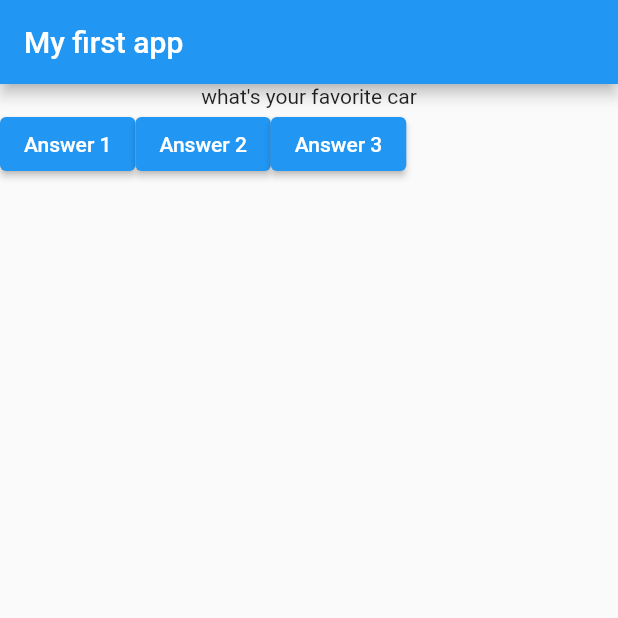
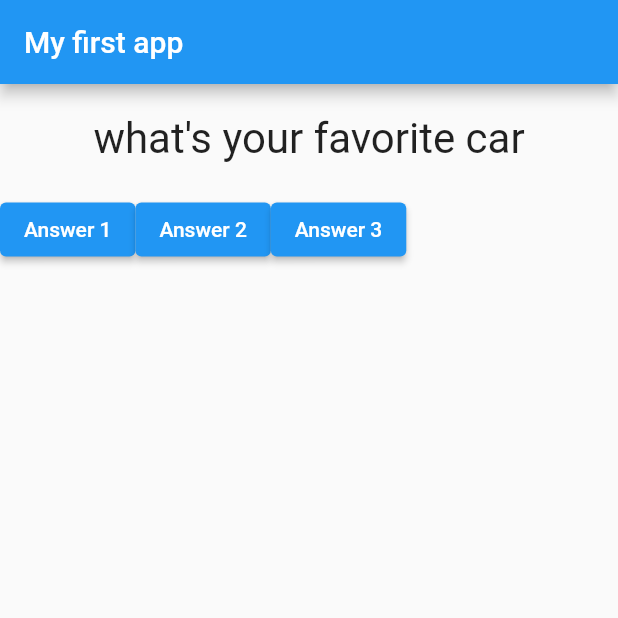
Before and after one commit to Yazeed2-learning/flutter, a Flutter app: the screen it shows after launch, on a phone screen of 412 x 824 dp, the top half of it. Run offline on Flutter 3.47's test engine with Material 2 defaults, Android fonts, the light colour scheme and no system bars.

Commit message:
created styling for qustions widget

```diff
--- a/lib/Question.dart
+++ b/lib/Question.dart
@@ -1,11 +1,20 @@
 import 'package:flutter/material.dart';
 
 class Question extends StatelessWidget {
-  String questionText;
+  final String
+      questionText; // the final means that you will not change this variable
   Question(this.questionText);
 
   @override
   Widget build(BuildContext context) {
-    return Text(questionText);
+    return Container(
+      margin: EdgeInsets.all(20),
+      width: double.infinity,
+      child: Text(
+      questionText,
+      style: TextStyle(fontSize: 28),
+      textAlign: TextAlign.center,
+    )
+    );
   }
 }
```
